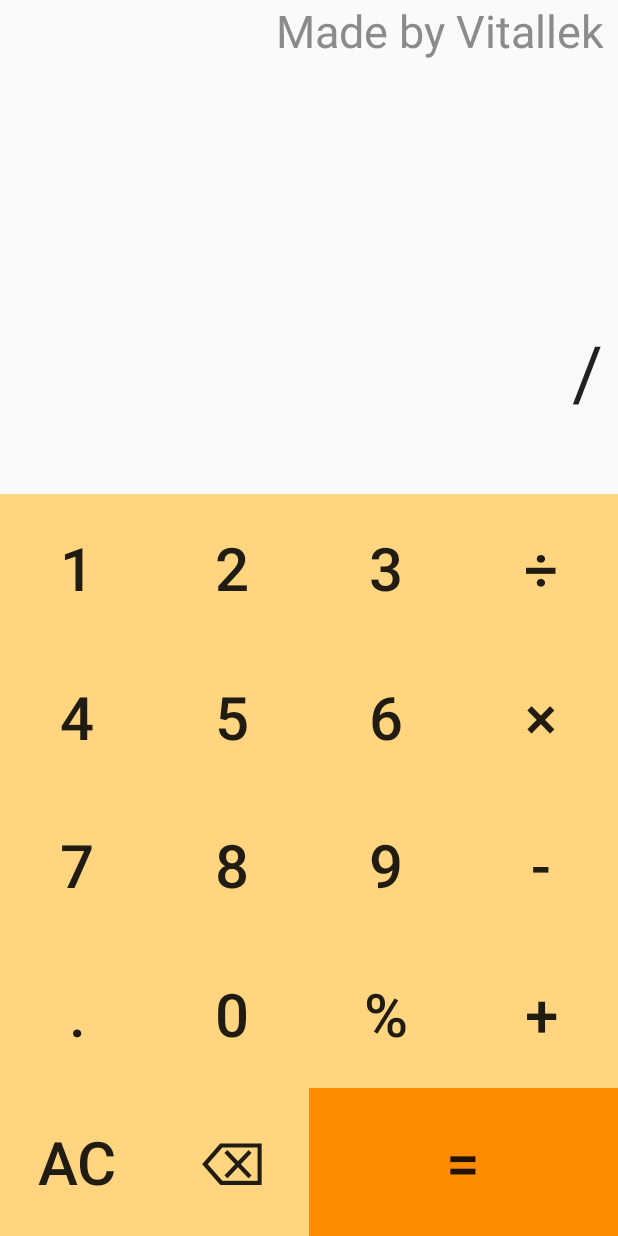
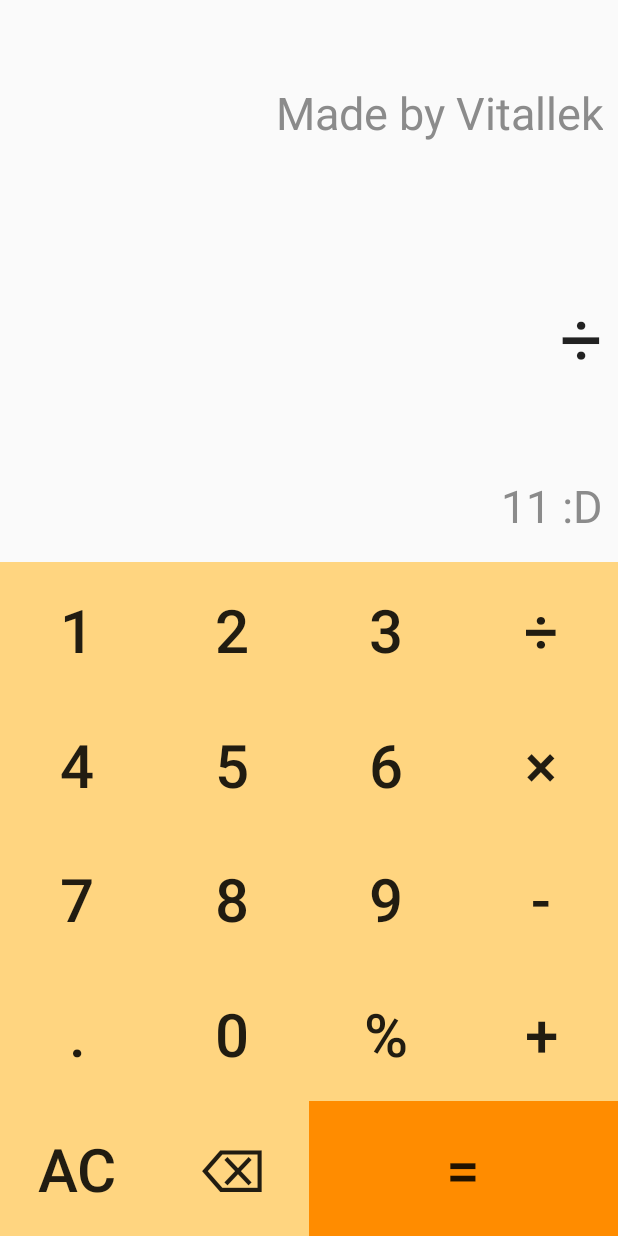
Before and after one commit to Vitallek/Java-Calculator-beginner-level-, an Android app: the screen it shows after launch (MainActivity), after a tap on an icon or button, on a phone screen of 412 x 824 dp. Run offline under Robolectric (Android 15) with nearby library versions, the phone set to English and light mode, and no system bars.

Commit message:
some fixes
added new textview for result, fixed gravity

```diff
--- a/app/src/main/java/com/example/calculator/MainActivity.java
+++ b/app/src/main/java/com/example/calculator/MainActivity.java
@@ -13,6 +13,7 @@ import org.mariuszgromada.math.mxparser.*;
 public class MainActivity extends AppCompatActivity {
 
     private TextView previousCalc;
+    private TextView resultCalc;
     private EditText display;
     private Button btn1;
     private Button btn2;
@@ -41,7 +42,8 @@ public class MainActivity extends AppCompatActivity {
         super.onCreate(savedInstanceState);
         setContentView(R.layout.activity_main);
 
-        previousCalc = findViewById(R.id.previousCalc); //last result
+        previousCalc = findViewById(R.id.previousCalc); //last expression
+        resultCalc = findViewById(R.id.result); // result
         display = findViewById(R.id.inputField); // string, which user writes and replaces with strToDisplay
         display.setShowSoftInputOnFocus(false); //hide keyboard when click
 
@@ -99,10 +101,10 @@ public class MainActivity extends AppCompatActivity {
                     updateText(getResources().getString(R.string.zeroText));
                 }
                 if(view.getId() == R.id.buttonDivide){
-                    specialSymbolPush(getResources().getString(R.string.divideText));
+                    updateText(getResources().getString(R.string.divideText));
                 }
                 if(view.getId() == R.id.buttonMul){
-                    specialSymbolPush(getResources().getString(R.string.multiplyText));
+                    updateText(getResources().getString(R.string.multiplyText));
                 }
                 if(view.getId() == R.id.buttonMinus){
                     updateText(getResources().getString(R.string.minusText));
@@ -169,22 +171,6 @@ public class MainActivity extends AppCompatActivity {
         strToDisplay.setLength(0);
         display.setText(strToDisplay);
     }
-    //like updateText but replace ÷ to / , × to *
-    public void specialSymbolPush(String strToAdd){
-        int cursorPos = display.getSelectionStart();
-        //replacements
-        if(strToAdd == getResources().getString(R.string.divideText)){
-            strToAdd = getResources().getString(R.string.divideTextMX);
-        }
-        if(strToAdd == getResources().getString(R.string.multiplyText)){
-            strToAdd = getResources().getString(R.string.multiplyTextMX);
-        }
-
-        strToDisplay.insert(cursorPos,strToAdd);
-
-        display.setText(strToDisplay);
-        display.setSelection(cursorPos + strToAdd.length());
-    }
 
     public void backspacePush(){
         int cursorPos = display.getSelectionStart();
@@ -198,13 +184,17 @@ public class MainActivity extends AppCompatActivity {
 
     public void equalBTNPush(){
         previousCalc.setText(strToDisplay);
+        String strToCalc = strToDisplay.toString();
+        // avoid MXparser restrictions: replacing ÷ to / , × to *
+        strToCalc = strToCalc.replaceAll(getResources().getString(R.string.divideText), "/");
+        strToCalc = strToCalc.replaceAll(getResources().getString(R.string.multiplyText), "*");
 
-        Expression exp = new Expression(strToDisplay.toString());
+        Expression exp = new Expression(strToCalc);
 
         String result = String.valueOf(exp.calculate());
 
-        display.setText(result);
-        display.setSelection(result.length());
+        resultCalc.setText(result);
+//        display.setSelection(result.length());
     }
 
 }
--- a/app/src/main/res/layout/activity_main.xml
+++ b/app/src/main/res/layout/activity_main.xml
@@ -10,11 +10,12 @@
         android:id="@+id/previousCalc"
         android:layout_width="wrap_content"
         android:layout_height="0dp"
-        android:hint="@string/resultHint"
+        android:hint="@string/lastExpression"
         android:textColorHint="@color/light_gray"
         android:textSize="30sp"
-        android:textAlignment="textEnd"
+
         android:layout_marginEnd="10dp"
+        android:gravity="end|center_vertical"
 
         app:layout_constraintBottom_toTopOf="@+id/inputField"
         app:layout_constraintEnd_toEndOf="parent"
@@ -36,12 +37,27 @@
         android:importantForAutofill="no"
         android:background="@null"
 
-        app:layout_constraintBottom_toTopOf="@+id/constraintLayout"
+        app:layout_constraintBottom_toTopOf="@+id/result"
         app:layout_constraintEnd_toEndOf="parent"
         app:layout_constraintStart_toStartOf="parent"
         app:layout_constraintTop_toBottomOf="@id/previousCalc"
         app:layout_constraintVertical_weight="1" />
 
+    <TextView
+        android:id="@+id/result"
+        android:layout_width="wrap_content"
+        android:layout_height="0dp"
+        android:hint="@string/resultHint"
+        android:textColorHint="@color/light_gray"
+        android:textSize="30sp"
+
+        android:layout_marginEnd="10dp"
+        android:gravity="end|center_vertical"
+
+        app:layout_constraintBottom_toTopOf="@+id/constraintLayout"
+        app:layout_constraintEnd_toEndOf="parent"
+        app:layout_constraintTop_toBottomOf="@id/inputField"
+        app:layout_constraintVertical_weight=".5" />
 
     <androidx.constraintlayout.widget.ConstraintLayout
         android:id="@+id/constraintLayout"
@@ -51,7 +67,7 @@
         app:layout_constraintBottom_toBottomOf="parent"
         app:layout_constraintEnd_toEndOf="parent"
         app:layout_constraintStart_toStartOf="parent"
-        app:layout_constraintTop_toBottomOf="@id/inputField"
+        app:layout_constraintTop_toBottomOf="@id/result"
         app:layout_constraintVertical_weight="3">
 
         <Button
--- a/app/src/main/res/values/strings.xml
+++ b/app/src/main/res/values/strings.xml
@@ -1,8 +1,9 @@
 <resources>
     <string name="app_name">Calculator</string>
 
-    <string name="inputHint">1+1=11 :)</string>
-    <string name="resultHint">Made by Vitallek</string>
+    <string name="inputHint">1+1=</string>
+    <string name="resultHint">11 :D</string>
+    <string name="lastExpression">Made by Vitallek</string>
 
     <string name="oneText">1</string>
     <string name="twoText">2</string>
```
